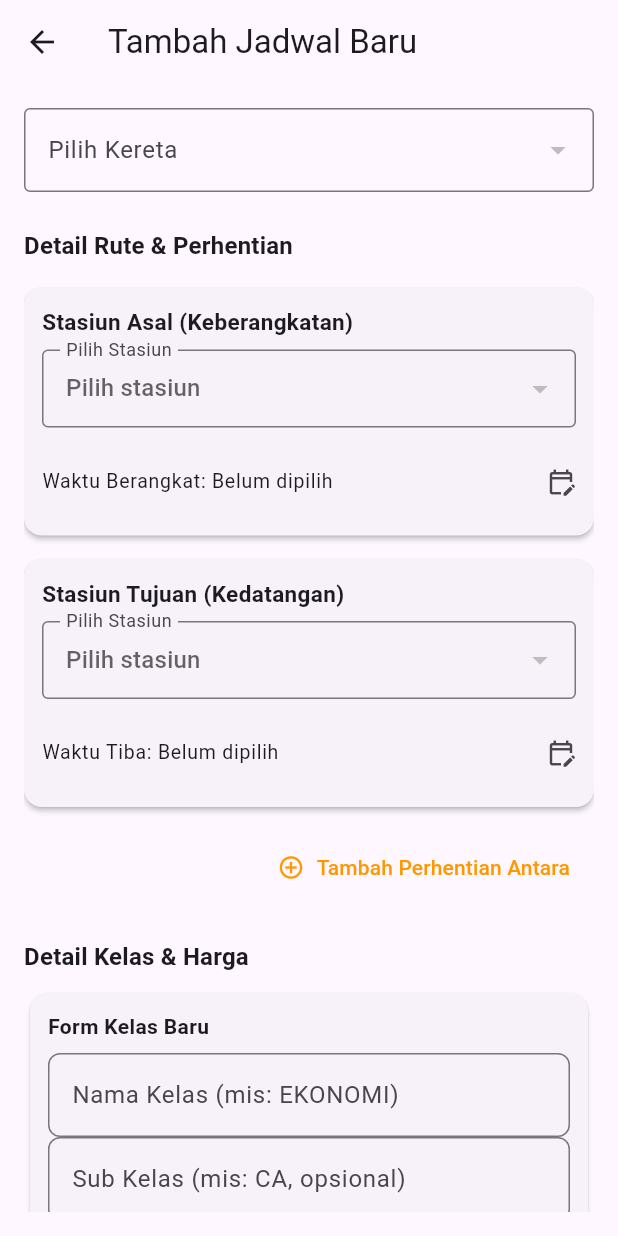
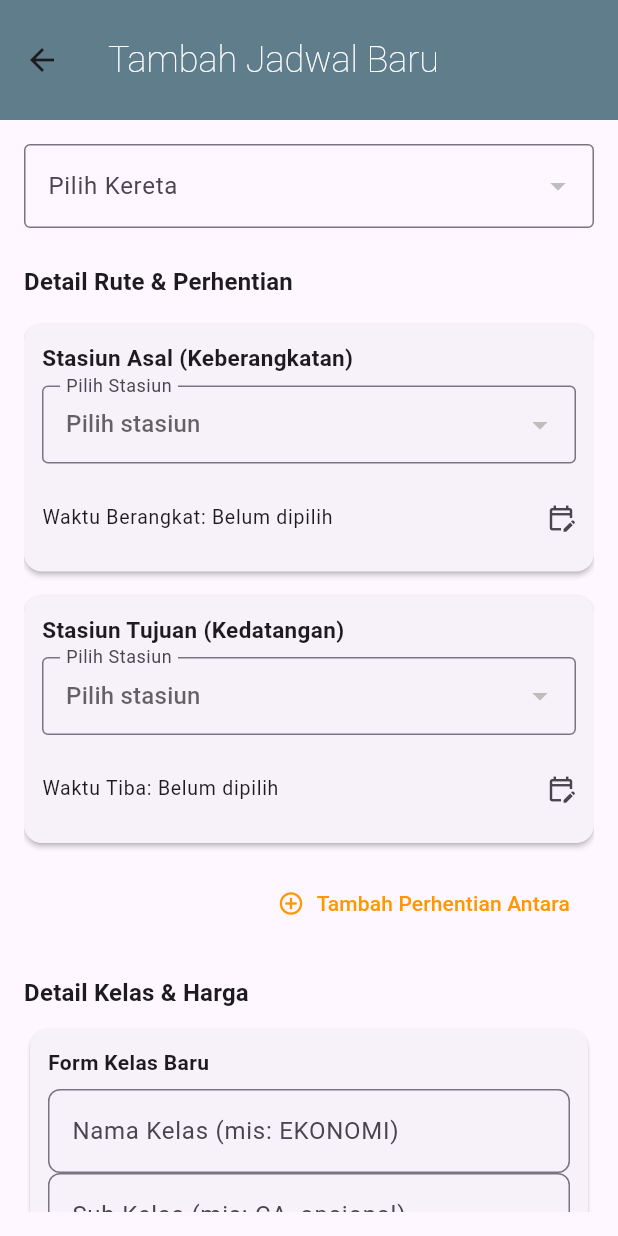
Before and after one commit to Gaten12/kaig, a Flutter app: the FormJadwalScreen screen opened directly, on a phone screen of 412 x 824 dp. Run offline on Flutter 3.47's test engine with Material 3 defaults, Android fonts, the phone set to English and light mode, and no system bars; our stand-ins replace cloud_firestore, firebase_auth, firebase_core; accounts and stored records are empty.

Commit message:
ubah tampilan form_jadwal_screen.dart

```diff
--- a/lib/screens/admin/screens/form_jadwal_screen.dart
+++ b/lib/screens/admin/screens/form_jadwal_screen.dart
@@ -304,7 +304,15 @@ class _FormJadwalScreenState extends State<FormJadwalScreen> {
   Widget build(BuildContext context) {
     return Scaffold(
       appBar: AppBar(
-        title: Text(_isEditing ? "Edit Jadwal" : "Tambah Jadwal Baru"),
+        toolbarHeight: 80,
+        backgroundColor: Colors.blueGrey,
+        title: Text(_isEditing ? "Edit Jadwal" : "Tambah Jadwal Baru",
+          style: const TextStyle(
+            color: Colors.white,
+            fontSize: 24,
+            fontWeight: FontWeight.w200,
+          ),
+        ),
       ),
       body: Padding(
         padding: const EdgeInsets.all(16.0),
```
